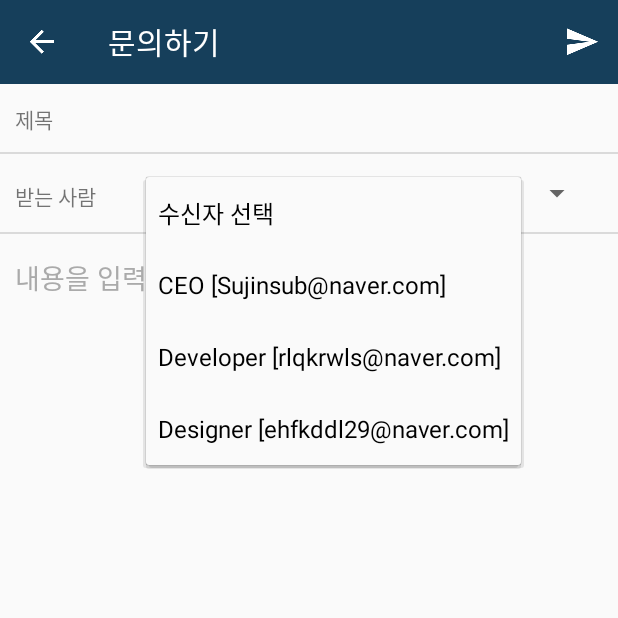
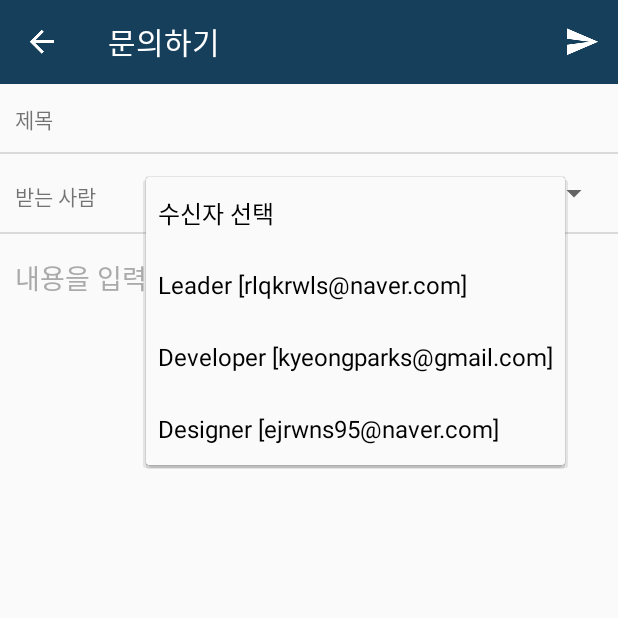
Before and after one commit to ParkJinGi/Fairy_SSU, an Android app: the Navi_ContactUs screen opened directly, with no data from a screen before it, after a tap on "수신자 선택", on a phone screen of 412 x 824 dp, the top half of it. Run offline under Robolectric (Android 15) with nearby library versions, the phone set to English and light mode, and no system bars.

Commit message:
email 바꿈

```diff
--- a/Fairy/app/build.gradle
+++ b/Fairy/app/build.gradle
@@ -49,6 +49,7 @@ dependencies {
     compile 'com.unstoppable:submitbutton:1.1.3'
     compile 'com.ramotion.foldingcell:folding-cell:1.2.1'
     compile 'de.hdodenhof:circleimageview:2.2.0'
+    compile 'com.sackcentury:shinebutton:0.2.0'
     testCompile 'junit:junit:4.12'
 }
 apply plugin: 'com.google.gms.google-services'
--- a/Fairy/app/src/main/res/values/Developers_Array.xml
+++ b/Fairy/app/src/main/res/values/Developers_Array.xml
@@ -2,8 +2,8 @@
 <resources>
     <string-array name="Developers">
         <item>수신자 선택</item>
-        <item>CEO [Sujinsub@naver.com]</item>
-        <item>Developer [rlqkrwls@naver.com]</item>
-        <item>Designer [ehfkddl29@naver.com]</item>
+        <item>Leader [rlqkrwls@naver.com]</item>
+        <item>Developer [kyeongparks@gmail.com]</item>
+        <item>Designer [ejrwns95@naver.com]</item>
     </string-array>
 </resources>
```
Also changed, not shown: Fairy/app/src/main/res/drawable/button_background.xml (added, +10 -0 lines).
